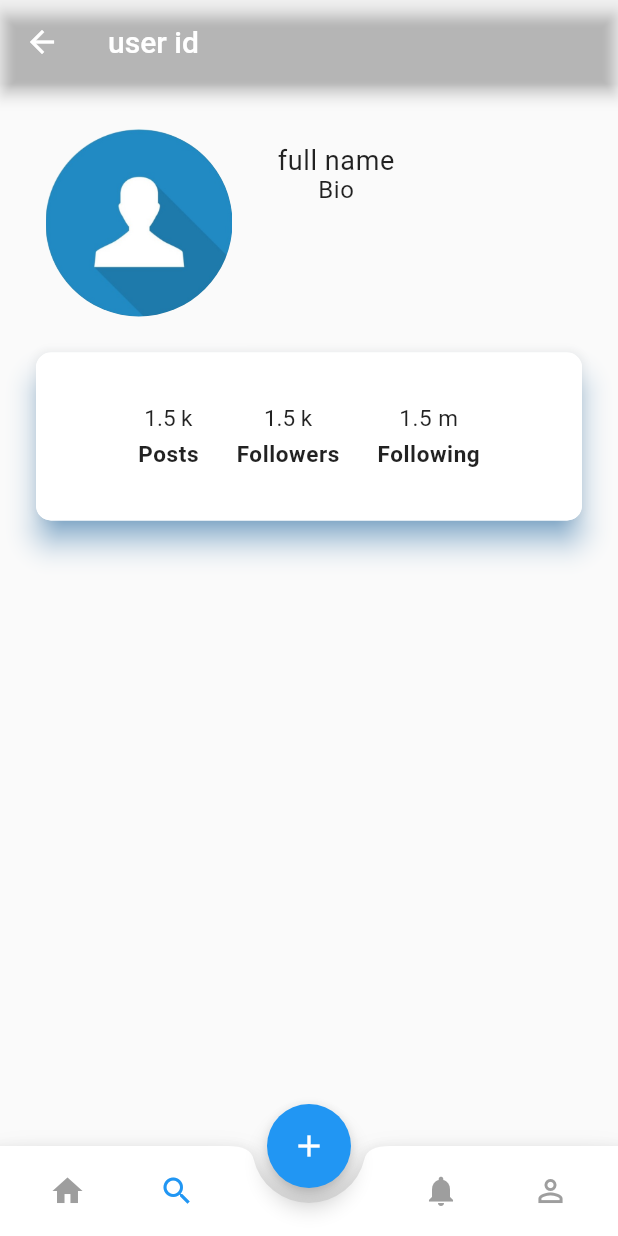
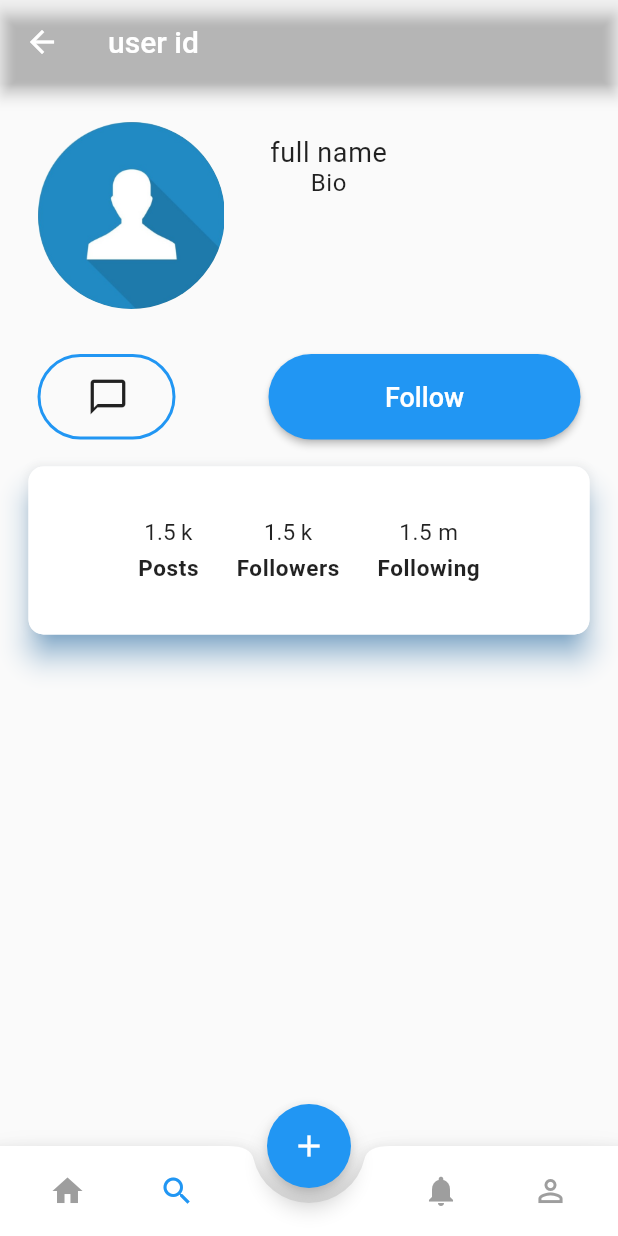
Before and after one commit to Fenillad-23/chatIn, a Flutter app: the screen it shows after launch, item 2 of the bottom bar chosen, on a phone screen of 412 x 824 dp. Run offline on Flutter 3.47's test engine with Material 2 defaults, Android fonts, the light colour scheme and no system bars; our stand-ins replace lottie, otp_text_field, shared_preferences; missing offline and left inert: stories_for_flutter.

Commit message:
Update UserProfile.dart

```diff
--- a/lib/HomeScreen/UserProfile/UserProfile.dart
+++ b/lib/HomeScreen/UserProfile/UserProfile.dart
@@ -27,7 +27,7 @@ class _UserProfileState extends State<UserProfile> {
       ),
       body: Center(
         child: Padding(
-          padding: const EdgeInsets.all(20.0),
+          padding: const EdgeInsets.all(15.0),
           child: ListView(
             children: [
               Container(
@@ -68,6 +68,54 @@ class _UserProfileState extends State<UserProfile> {
                     ),
                   ],
                 ),
+              ),
+              Padding(
+                padding: const EdgeInsets.only(
+                    bottom: 14.0, right: 10.0, top: 10.0, left: 10.0),
+                child: Row(
+                    mainAxisAlignment: MainAxisAlignment.spaceBetween,
+                    children: [
+                      Container(
+                        height: 57,
+                        width: 92,
+                        //color: Colors.deepOrange,
+                        child: OutlinedButton.icon(
+                            onPressed: () {},
+                            style: OutlinedButton.styleFrom(
+                                shape: RoundedRectangleBorder(
+                                  borderRadius: BorderRadius.circular(28.5),
+                                ),
+                                side: BorderSide(
+                                  width: 2.0,
+                                  color: Colors.blue,
+                                  style: BorderStyle.solid,
+                                )),
+                            icon: Container(
+                                padding: EdgeInsets.fromLTRB(10, 0, 0, 0),
+                                child: Icon(Icons.chat_bubble_outline,
+                                    size: 28, color: Colors.black87)),
+                            label: Text("")),
+                      ),
+                      Container(
+                        height: 57,
+                        width: 208,
+                        //color: Colors.deepPurple,
+                        child: ElevatedButton(
+                          onPressed: () {
+                            // Respond to button press
+                          },
+                          style: ElevatedButton.styleFrom(
+                            shape: RoundedRectangleBorder(
+                              borderRadius: BorderRadius.circular(28.5),
+                            ),
+                          ),
+                          child: Text(
+                            'Follow',
+                            style: TextStyle(fontSize: 18),
+                          ),
+                        ),
+                      )
+                    ]),
               ),
               Container(
                 height: 120,
```
